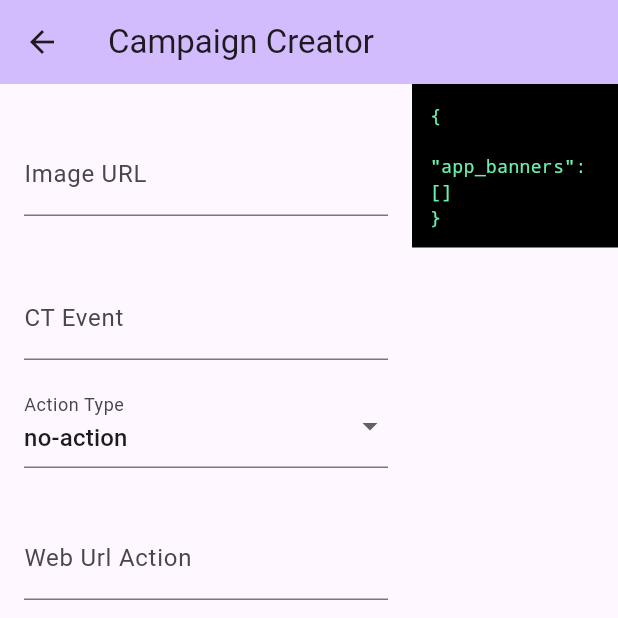
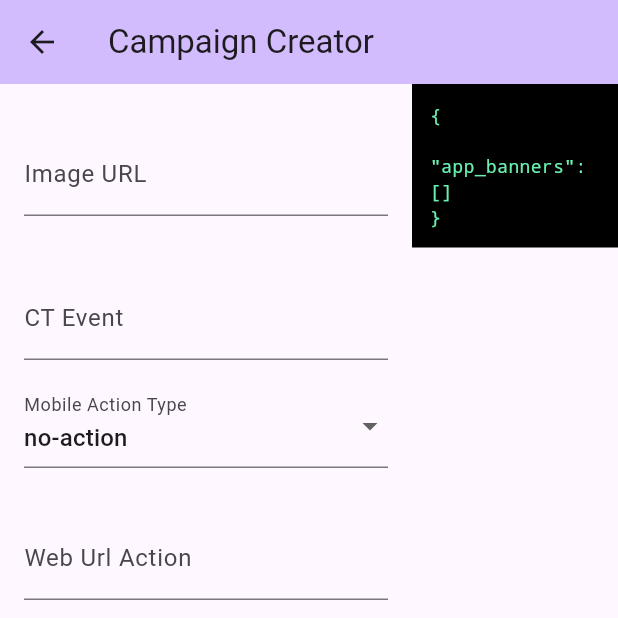
Before and after one commit to sureshbora1989/ct-campaign-buider, a Flutter app: the CampaignCreatorPage screen opened directly, after a tap on "Add Entry", after a tap on the "delete" icon, on a phone screen of 412 x 824 dp, the top half of it. Run offline on Flutter 3.47's test engine with Material 3 defaults, Android fonts, the phone set to English and light mode, and no system bars; missing offline and left inert: dart:html; network calls fail.

Commit message:
New action added

```diff
--- a/lib/action_types.dart
+++ b/lib/action_types.dart
@@ -12,6 +12,11 @@ final List<ActionType> actionTypes = [
   ActionType(name: "open-url", requiresData: true),
   ActionType(name: "fund-details", requiresData: true),
   ActionType(name: "explore-funds", requiresData: false),
+  ActionType(
+    name: "nft-dashboard",
+    requiresData: false,
+    hintValue: "NFT Dashboard",
+  ),
   ActionType(
     name: "nft-add-edit-nominee",
     requiresData: true,
--- a/lib/home.dart
+++ b/lib/home.dart
@@ -41,12 +41,12 @@ class _CampaignCreatorPageState extends State<CampaignCreatorPage> {
         imageController.text = entry["image_url"] ?? "";
         ctEventController.text = entry["ct_event"] ?? "";
         final action = entry["action"] as Map<String, dynamic>? ?? {};
-        final actionTypeName = action["type"];
+        final actionTypeName = action["mobile_action"];
         selectedActionType = actionTypes.firstWhere(
           (a) => a.name == actionTypeName,
           orElse: () => actionTypes.first,
         );
-        actionDataController.text = action["data"] ?? "";
+        actionDataController.text = action["mobile_data"] ?? "";
         urlEventController.text = action["web_action"] ?? "";
       }
     }
@@ -54,10 +54,10 @@ class _CampaignCreatorPageState extends State<CampaignCreatorPage> {
 
   void addOrUpdateEntry() {
     final action = {
-      "type": selectedActionType.name,
+      "mobile_action": selectedActionType.name,
       if (selectedActionType.requiresData &&
           actionDataController.text.isNotEmpty)
-        "data": actionDataController.text,
+        "mobile_data": actionDataController.text,
       if (urlEventController.text.isNotEmpty)
         "web_action": urlEventController.text,
     };
@@ -189,7 +189,7 @@ class _CampaignCreatorPageState extends State<CampaignCreatorPage> {
                           });
                         },
                         decoration: const InputDecoration(
-                          labelText: "Action Type",
+                          labelText: "Mobile Action Type",
                         ),
                       ),
                       const SizedBox(height: 16),
@@ -197,7 +197,7 @@ class _CampaignCreatorPageState extends State<CampaignCreatorPage> {
                         TextField(
                           controller: actionDataController,
                           decoration: const InputDecoration(
-                            labelText: "Action Data",
+                            labelText: "Mobile Action Data",
                           ),
                         ),
                       const SizedBox(height: 16),
@@ -241,7 +241,7 @@ class _CampaignCreatorPageState extends State<CampaignCreatorPage> {
                                         ),
                                         title: Text(entry["ct_event"] ?? ""),
                                         subtitle: Text(
-                                          "Action: ${action["type"]}${action["data"] != null ? " → ${action["data"]}" : ""}",
+                                          "Action: ${action["mobile_action"]}${action["mobile_data"] != null ? " → ${action["mobile_data"]}" : ""}",
                                         ),
                                         trailing: IconButton(
                                           icon: const Icon(
```
